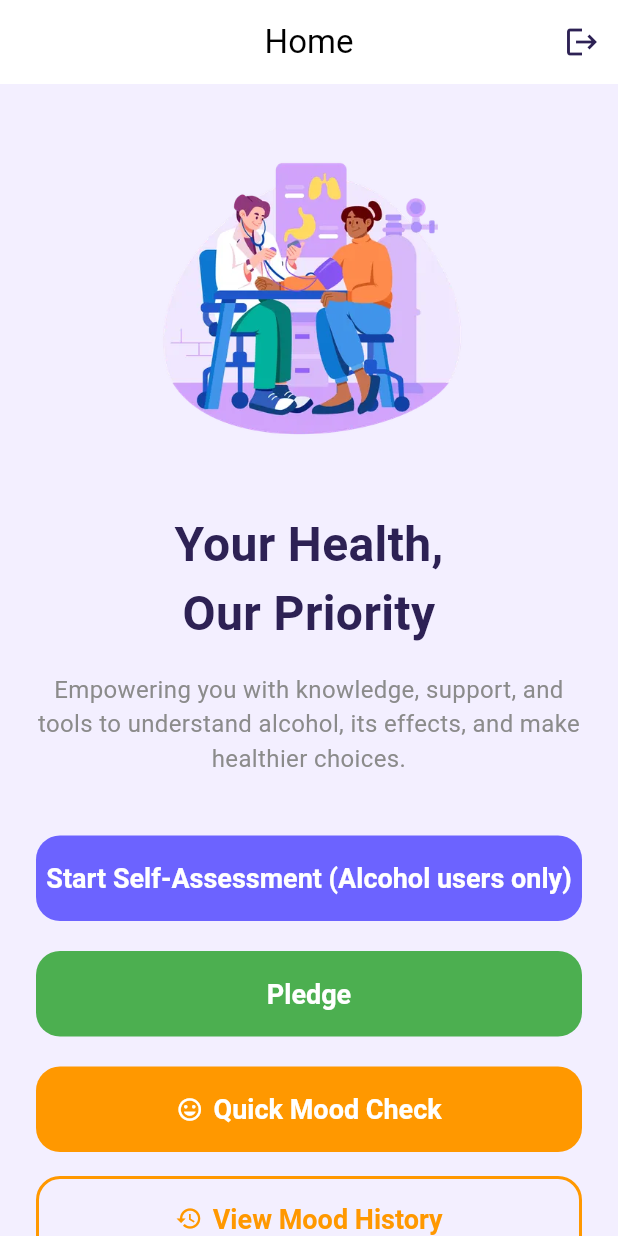
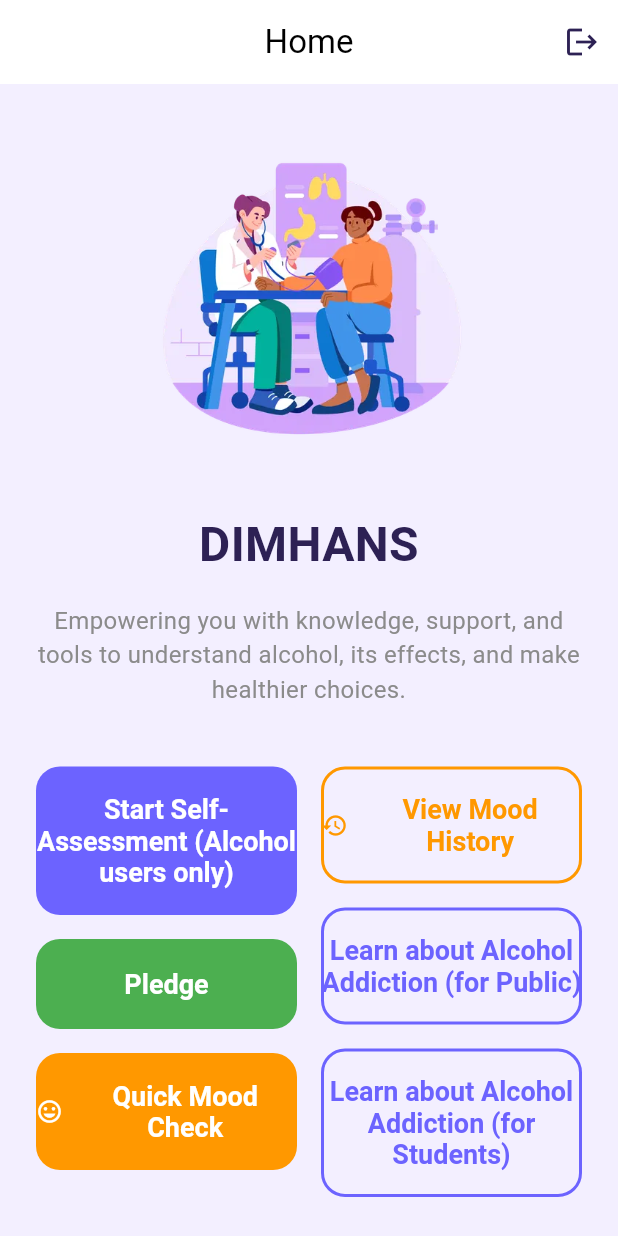
Before and after one commit to rishita7558/DimhansApp, a Flutter app: the HomeScreen screen opened directly with empty values, on a phone screen of 412 x 824 dp. Run offline on Flutter 3.47's test engine with Material 3 defaults, Android fonts, the phone set to English and light mode, and no system bars; our stand-ins replace cloud_firestore, firebase_auth, firebase_core, shared_preferences; accounts and stored records are empty.

Commit message:
style: improve layout consistency across multiple screens

```diff
--- a/lib/about_screen.dart
+++ b/lib/about_screen.dart
@@ -167,26 +167,26 @@ class _AboutScreenState extends State<AboutScreen> {
         'imagePath': 'assets/MrShivaganesh B Gunjal.jpg',
       },
       {
-        'name': 'Mr. Ashok S. Kori',
-        'role': 'Team Mentor',
-        'department': 'DIMHANS',
-        'imagePath': 'assets/AshokSKori.jpg',
-      },
-      {
-        'name': 'Dr. Srinivas Kosagi',
-        'role': 'Team Mentor',
-        'department': 'DIMHANS',
-        'imagePath': 'assets/Srinivas Kosagi.jpg',
-      },
-      {
         'name': 'Mr. Ramappa Timmapur',
         'role': 'Team Mentor',
         'department': 'DIMHANS',
         'imagePath': 'assets/MrRamappa Timmapur.jpg',
       },
       {
+        'name': 'Dr. Srinivas Kosagi',
+        'role': 'Team Member',
+        'department': 'DIMHANS',
+        'imagePath': 'assets/Srinivas Kosagi.jpg',
+      },
+      {
+        'name': 'Mr. Ashok S. Kori',
+        'role': 'Team Member',
+        'department': 'DIMHANS',
+        'imagePath': 'assets/AshokSKori.jpg',
+      },
+      {
         'name': 'Dr. Shivarudrappa Bhairppanavar',
-        'role': 'Team Mentor',
+        'role': 'Team Member',
         'department': 'DIMHANS',
         'imagePath': 'assets/DrShivarudrappa Bhairppanavar.jpg',
       },
--- a/lib/help_screen.dart
+++ b/lib/help_screen.dart
@@ -232,7 +232,7 @@ class _HelpScreenState extends State<HelpScreen> {
                       const Icon(Icons.psychology, color: Colors.blue, size: 20),
                       const SizedBox(width: 8),
                       Text(
-                        _isEnglish ? 'TeleManas Helpline' : 'ಟೆಲಿಮಾನಸ್ ಸಹಾಯ ಲೈನ್',
+                        _isEnglish ? 'DIMHANS TeleManas Helpline' : 'DIMHANS ಟೆಲಿಮಾನಸ್ ಸಹಾಯ ಲೈನ್',
                         style: const TextStyle(
                           fontSize: 18,
                           fontWeight: FontWeight.bold,
--- a/lib/home_screen.dart
+++ b/lib/home_screen.dart
@@ -98,7 +98,7 @@ class HomeScreen extends StatelessWidget {
                 Center(child: Image.asset('assets/9636542.webp', height: 220)),
                 const SizedBox(height: 32),
                 const Text(
-                  'Your Health,\nOur Priority',
+                  'DIMHANS',
                   textAlign: TextAlign.center,
                   style: TextStyle(
                     fontSize: 32,
@@ -117,9 +117,16 @@ class HomeScreen extends StatelessWidget {
                   ),
                 ),
                 const SizedBox(height: 40),
-                SizedBox(
-                  width: double.infinity,
-                  child: ElevatedButton(
+
+                // Two column layout using Row with two Columns
+                Row(
+                  crossAxisAlignment: CrossAxisAlignment.start,
+                  children: [
+                    // Left Column
+                    Expanded(
+                      child: Column(
+                        children: [
+                          ElevatedButton(
                             style: ElevatedButton.styleFrom(
                               backgroundColor: const Color(0xFF6C63FF),
                               foregroundColor: Colors.white,
@@ -132,17 +139,16 @@ class HomeScreen extends StatelessWidget {
                                 fontSize: 18,
                                 fontWeight: FontWeight.w700,
                               ),
+                              minimumSize: const Size(double.infinity, 60),
                             ),
                             onPressed: onStartAssessment,
                             child: const Text(
                               'Start Self-Assessment (Alcohol users only)',
+                              textAlign: TextAlign.center,
                             ),
                           ),
-                ),
-                const SizedBox(height: 20),
-                SizedBox(
-                  width: double.infinity,
-                  child: ElevatedButton(
+                          const SizedBox(height: 16),
+                          ElevatedButton(
                             style: ElevatedButton.styleFrom(
                               backgroundColor: const Color(0xFF4CAF50),
                               foregroundColor: Colors.white,
@@ -155,17 +161,16 @@ class HomeScreen extends StatelessWidget {
                                 fontSize: 18,
                                 fontWeight: FontWeight.w700,
                               ),
+                              minimumSize: const Size(double.infinity, 60),
                             ),
                             onPressed: () => _showPledgeDialog(context),
-                    child: const Text('Pledge'),
+                            child: const Text(
+                              'Pledge',
+                              textAlign: TextAlign.center,
                             ),
                           ),
-                const SizedBox(height: 20),
-
-                // Quick Mood Entry Button
-                SizedBox(
-                  width: double.infinity,
-                  child: ElevatedButton.icon(
+                          const SizedBox(height: 16),
+                          ElevatedButton.icon(
                             style: ElevatedButton.styleFrom(
                               backgroundColor: const Color(0xFFFF9800),
                               foregroundColor: Colors.white,
@@ -178,18 +183,24 @@ class HomeScreen extends StatelessWidget {
                                 fontSize: 18,
                                 fontWeight: FontWeight.w700,
                               ),
+                              minimumSize: const Size(double.infinity, 60),
                             ),
                             onPressed: () => _showQuickMoodEntry(context),
                             icon: const Icon(Icons.mood),
-                    label: const Text('Quick Mood Check'),
+                            label: const Text(
+                              'Quick Mood Check',
+                              textAlign: TextAlign.center,
                             ),
                           ),
-                const SizedBox(height: 16),
-
-                // View Mood History Button
-                SizedBox(
-                  width: double.infinity,
-                  child: OutlinedButton.icon(
+                        ],
+                      ),
+                    ),
+                    const SizedBox(width: 16),
+                    // Right Column
+                    Expanded(
+                      child: Column(
+                        children: [
+                          OutlinedButton.icon(
                             style: OutlinedButton.styleFrom(
                               foregroundColor: const Color(0xFFFF9800),
                               side: const BorderSide(
@@ -204,16 +215,17 @@ class HomeScreen extends StatelessWidget {
                                 fontSize: 18,
                                 fontWeight: FontWeight.w700,
                               ),
+                              minimumSize: const Size(double.infinity, 60),
                             ),
                             onPressed: () => _showMoodHistory(context),
                             icon: const Icon(Icons.history),
-                    label: const Text('View Mood History'),
+                            label: const Text(
+                              'View Mood History',
+                              textAlign: TextAlign.center,
                             ),
                           ),
-                const SizedBox(height: 20),
-                SizedBox(
-                  width: double.infinity,
-                  child: OutlinedButton(
+                          const SizedBox(height: 16),
+                          OutlinedButton(
                             style: OutlinedButton.styleFrom(
                               foregroundColor: const Color(0xFF6C63FF),
                               side: const BorderSide(
@@ -228,17 +240,16 @@ class HomeScreen extends StatelessWidget {
                                 fontSize: 18,
                                 fontWeight: FontWeight.w700,
                               ),
+                              minimumSize: const Size(double.infinity, 60),
                             ),
                             onPressed: onLearnPublic,
                             child: const Text(
                               'Learn about Alcohol Addiction (for Public)',
-                    ),
+                              textAlign: TextAlign.center,
                             ),
                           ),
                           const SizedBox(height: 16),
-                SizedBox(
-                  width: double.infinity,
-                  child: OutlinedButton(
+                          OutlinedButton(
                             style: OutlinedButton.styleFrom(
                               foregroundColor: const Color(0xFF6C63FF),
                               side: const BorderSide(
@@ -253,12 +264,18 @@ class HomeScreen extends StatelessWidget {
                                 fontSize: 18,
                                 fontWeight: FontWeight.w700,
                               ),
+                              minimumSize: const Size(double.infinity, 60),
                             ),
                             onPressed: onLearnStudents,
                             child: const Text(
                               'Learn about Alcohol Addiction (for Students)',
+                              textAlign: TextAlign.center,
                             ),
                           ),
+                        ],
+                      ),
+                    ),
+                  ],
                 ),
                 const SizedBox(height: 32),
               ],
```
Lines whose indentation alone changed are shown as unchanged.
